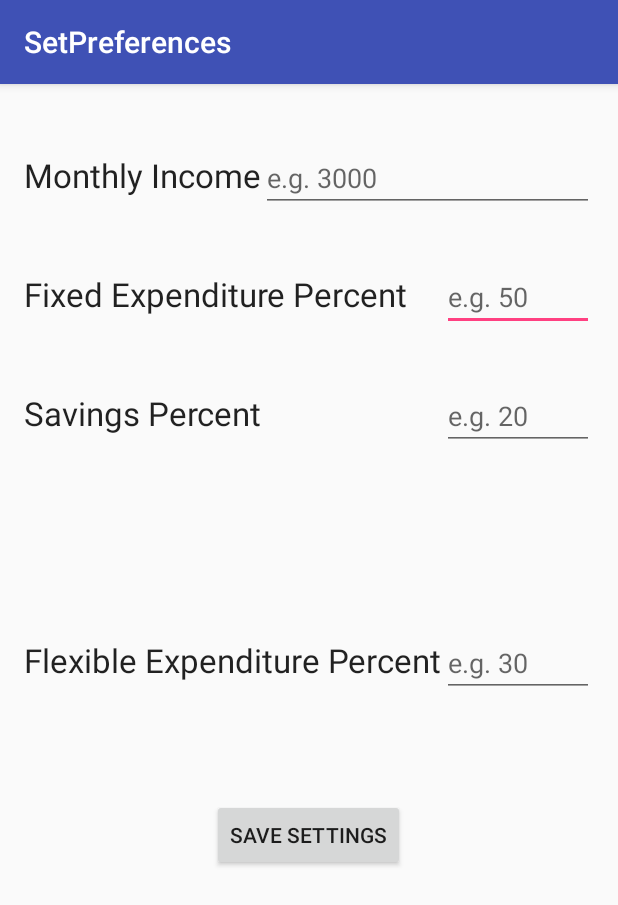
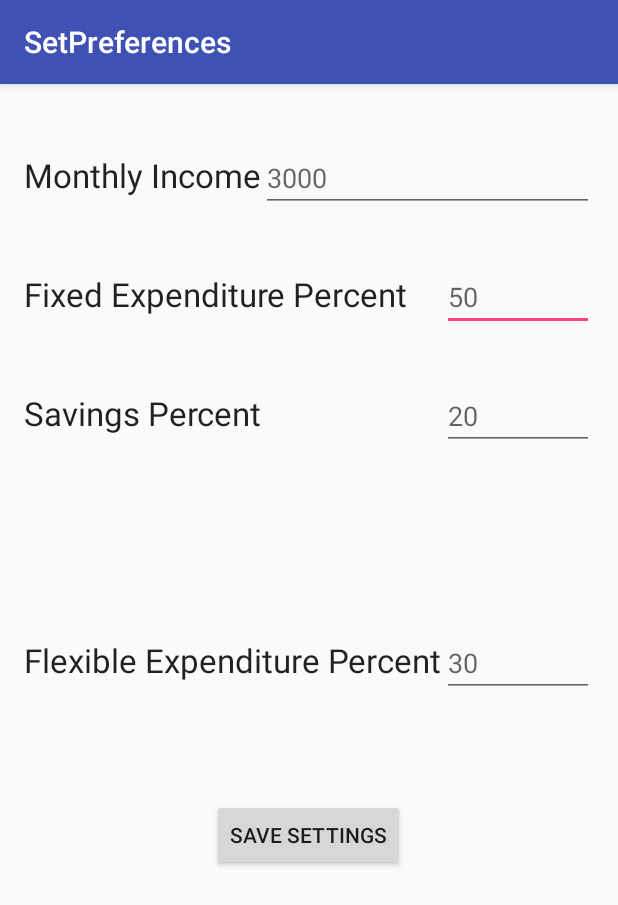
Before and after one commit to pgreen1014/BudgetPlannerDroid, an Android app: the SetPreferences screen opened directly, with no data from a screen before it, on a phone screen of 412 x 824 dp. Shown: the top 905 px of the screen. Run offline under Robolectric (Android 15) with nearby library versions, the phone set to English and light mode, and no system bars.

```diff
--- a/app/src/main/res/values/strings.xml
+++ b/app/src/main/res/values/strings.xml
@@ -11,10 +11,10 @@
     <string name="savingsPercent">Savings Percent</string>
     <string name="flexibleExpenditurePercent">Flexible Expenditure Percent</string>
     <string name="saveSettings">Save Settings</string>
-    <string name="monthlyIncomeHint">e.g. 3000</string>
-    <string name="fixedExpenditurePercentHint">e.g. 50</string>
-    <string name="savingsPercentHint">e.g. 20</string>
-    <string name="flexibleExpenditurePercentHint">e.g. 30</string>
+    <string name="monthlyIncomeHint">3000</string>
+    <string name="fixedExpenditurePercentHint">50</string>
+    <string name="savingsPercentHint">20</string>
+    <string name="flexibleExpenditurePercentHint">30</string>
     <string name="setPreferences">Set Preferences</string>
     <string name="amount">Amount</string>
     <string name="details">Details</string>
```
